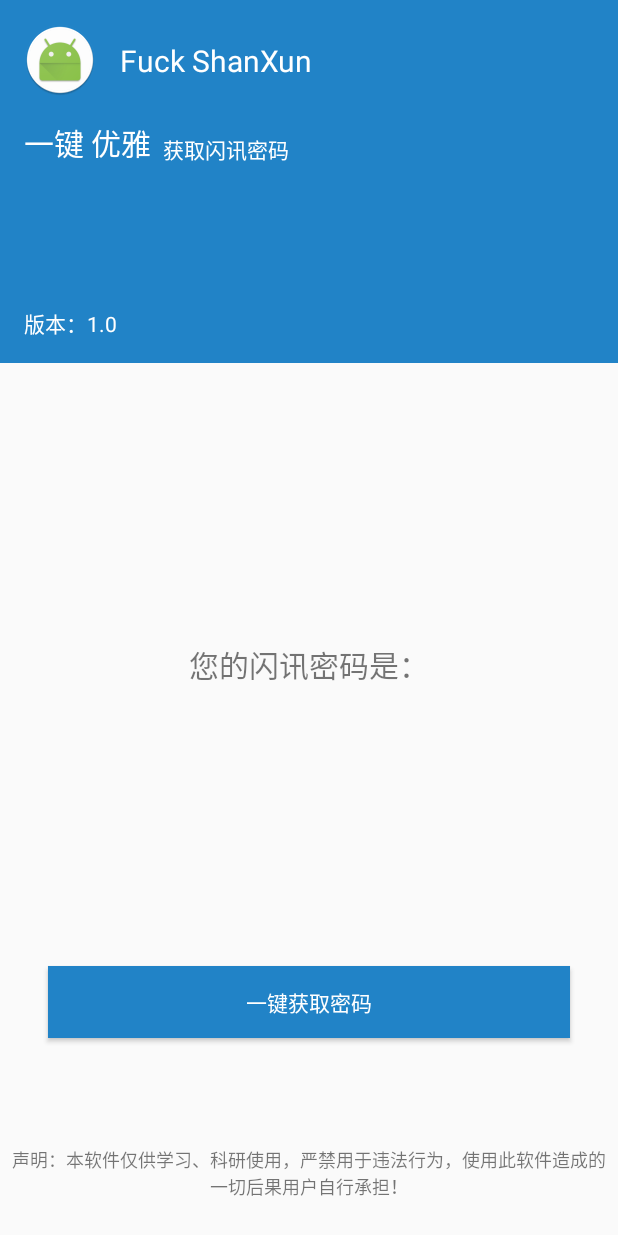
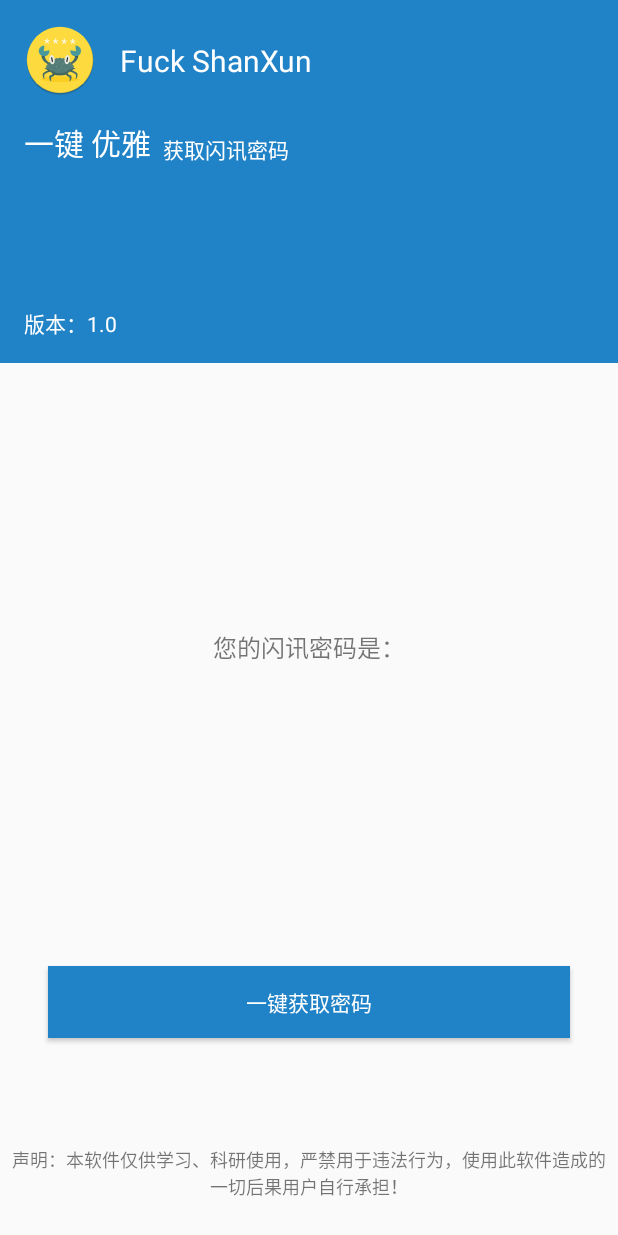
Before and after one commit to FoxNickel/FuckShanXun, an Android app: the screen it shows after launch (MainActivity), on a phone screen of 412 x 824 dp. Run offline under Robolectric (Android 15) with nearby library versions, the phone set to English and light mode, and no system bars; our stand-ins replace CircleImageView.

Commit message:
更换了应用图标，增加了有效时间的显示

```diff
--- a/app/src/main/AndroidManifest.xml
+++ b/app/src/main/AndroidManifest.xml
@@ -9,9 +9,9 @@
 
     <application
         android:allowBackup="true"
-        android:icon="@mipmap/ic_launcher"
+        android:icon="@mipmap/crab"
         android:label="@string/app_name"
-        android:roundIcon="@mipmap/ic_launcher_round"
+        android:roundIcon="@mipmap/crab"
         android:supportsRtl="true"
         android:theme="@style/AppTheme">
         <activity android:name=".MainActivity">
--- a/app/src/main/java/cn/foxnickel/fuckshanxun/MainActivity.java
+++ b/app/src/main/java/cn/foxnickel/fuckshanxun/MainActivity.java
@@ -25,6 +25,7 @@ public class MainActivity extends AppCompatActivity {
 
     private Button mBtGetPass;
     private TextView mTvPass;
+    private TextView mTvTime;
     private static final int REQUEST_PERMISSIONS = 1;
     private final String TAG = getClass().getSimpleName();
     private SmsReceiver mSmsReceiver;
@@ -36,14 +37,16 @@ public class MainActivity extends AppCompatActivity {
 
         mBtGetPass = (Button) findViewById(R.id.bt_get_pass);
         mTvPass = (TextView) findViewById(R.id.tv_pass);
+        mTvTime = (TextView) findViewById(R.id.tv_time);
 
         SharedPreferences sharedPreferences = getSharedPreferences("shared_preferences_pass",MODE_PRIVATE);
         mTvPass.setText(sharedPreferences.getString("pass"," "));
+        mTvTime.setText(sharedPreferences.getString("time"," "));
 
         IntentFilter receiveFilter = new IntentFilter();
         receiveFilter.addAction("android.provider.Telephony.SMS_RECEIVED");
         receiveFilter.setPriority(1000);
-        mSmsReceiver = new SmsReceiver(mTvPass);
+        mSmsReceiver = new SmsReceiver(mTvPass,mTvTime);
         registerReceiver(mSmsReceiver, receiveFilter);
 
         if (Build.VERSION.SDK_INT >= Build.VERSION_CODES.M) {
--- a/app/src/main/java/cn/foxnickel/fuckshanxun/receiver/SmsReceiver.java
+++ b/app/src/main/java/cn/foxnickel/fuckshanxun/receiver/SmsReceiver.java
@@ -14,10 +14,12 @@ import android.widget.Toast;
 public class SmsReceiver extends BroadcastReceiver {
 
     private final String TAG = getClass().getSimpleName();
-    private TextView mTextView;
+    private TextView mTvPass;
+    private TextView mTvTime;
 
-    public SmsReceiver(TextView textView) {
-        mTextView = textView;
+    public SmsReceiver(TextView tvPass, TextView tvTime) {
+        mTvPass = tvPass;
+        mTvTime = tvTime;
     }
 
     @Override
@@ -42,13 +44,18 @@ public class SmsReceiver extends BroadcastReceiver {
             String pass = content.substring(18, 24);
             Log.i(TAG, "onReceive: " + pass);
 
+            String time = content.substring(25,51);
+            Log.i(TAG, "onReceive: time "+time);
+
             /*记录密码*/
             SharedPreferences sharedPreferences = context.getSharedPreferences("shared_preferences_pass", Context.MODE_PRIVATE);
             SharedPreferences.Editor editor = sharedPreferences.edit();
             editor.putString("pass", pass);
+            editor.putString("time",time);
             editor.apply();
 
-            mTextView.setText(content.substring(18, 24));
+            mTvPass.setText(pass);
+            mTvTime.setText(time);
         } else {
             Toast.makeText(context, "短信为空", Toast.LENGTH_SHORT).show();
         }
--- a/app/src/main/res/layout/activity_main.xml
+++ b/app/src/main/res/layout/activity_main.xml
@@ -18,8 +18,9 @@
             android:layout_width="48dp"
             android:layout_height="48dp"
             android:layout_marginLeft="16dp"
+            android:layout_marginStart="16dp"
             android:layout_marginTop="16dp"
-            android:src="@mipmap/ic_launcher_round"
+            android:src="@mipmap/crab"
             app:layout_constraintLeft_toLeftOf="parent"
             app:layout_constraintTop_toTopOf="parent"
             android:id="@+id/circleImageView"/>
@@ -30,8 +31,9 @@
             android:layout_height="wrap_content"
             android:layout_marginBottom="8dp"
             android:layout_marginLeft="16dp"
+            android:layout_marginStart="16dp"
             android:layout_marginTop="8dp"
-            android:text="Fuck ShanXun"
+            android:text="@string/fuck_shanxun"
             android:textColor="@android:color/white"
             android:textSize="20sp"
             app:layout_constraintBottom_toBottomOf="@+id/circleImageView"
@@ -43,8 +45,9 @@
             android:layout_width="wrap_content"
             android:layout_height="wrap_content"
             android:layout_marginLeft="16dp"
+            android:layout_marginStart="16dp"
             android:layout_marginTop="16dp"
-            android:text="一键 优雅"
+            android:text="@string/one_key"
             android:textColor="@android:color/white"
             android:textSize="20sp"
             app:layout_constraintLeft_toLeftOf="parent"
@@ -56,7 +59,8 @@
             android:layout_height="wrap_content"
             android:layout_marginBottom="0dp"
             android:layout_marginLeft="8dp"
-            android:text="获取闪讯密码"
+            android:layout_marginStart="8dp"
+            android:text="@string/get_pass"
             android:textColor="@android:color/white"
             android:textSize="14sp"
             app:layout_constraintBottom_toBottomOf="@+id/tv_one_key"
@@ -68,7 +72,8 @@
             android:layout_height="wrap_content"
             android:layout_marginBottom="16dp"
             android:layout_marginLeft="16dp"
-            android:text="版本：1.0"
+            android:layout_marginStart="16dp"
+            android:text="@string/version"
             android:textColor="@android:color/white"
             app:layout_constraintBottom_toBottomOf="parent"
             app:layout_constraintLeft_toLeftOf="parent"/>
@@ -79,6 +84,17 @@
         android:layout_width="match_parent"
         android:layout_height="0dp"
         android:layout_weight="2.4">
+
+        <TextView
+            android:id="@+id/tv_time"
+            android:layout_width="wrap_content"
+            android:layout_height="wrap_content"
+            android:layout_marginLeft="8dp"
+            android:layout_marginRight="8dp"
+            android:layout_marginTop="8dp"
+            app:layout_constraintLeft_toLeftOf="parent"
+            app:layout_constraintRight_toRightOf="parent"
+            app:layout_constraintTop_toBottomOf="@+id/tv_pass"/>
 
         <TextView
             android:id="@+id/tv_pass"
@@ -101,7 +117,7 @@
             android:layout_marginBottom="24dp"
             android:layout_marginLeft="8dp"
             android:layout_marginRight="8dp"
-            android:text="声明：本软件仅供学习、科研使用，严禁用于违法行为，使用此软件造成的一切后果用户自行承担！"
+            android:text="@string/declare"
             android:textAlignment="center"
             android:textSize="12sp"
             app:layout_constraintBottom_toBottomOf="parent"
@@ -117,7 +133,7 @@
             android:layout_marginLeft="32dp"
             android:layout_marginRight="32dp"
             android:background="@color/colorPrimary"
-            android:text="一键获取密码"
+            android:text="@string/one_key_get_pass"
             android:textColor="@android:color/white"
             app:layout_constraintBottom_toTopOf="@+id/tv_caution"
             app:layout_constraintHorizontal_bias="0.0"
@@ -130,13 +146,13 @@
             android:layout_height="wrap_content"
             android:layout_marginLeft="8dp"
             android:layout_marginRight="8dp"
-            android:text="您的闪讯密码是："
-            android:textSize="20sp"
+            android:text="@string/pass"
+            android:textSize="16sp"
             app:layout_constraintLeft_toLeftOf="parent"
             app:layout_constraintRight_toRightOf="parent"
             app:layout_constraintTop_toTopOf="parent"
             android:layout_marginTop="8dp"
-            android:layout_marginBottom="8dp"
+            android:layout_marginBottom="32dp"
             app:layout_constraintBottom_toTopOf="@+id/bt_get_pass"/>
 
     </android.support.constraint.ConstraintLayout>
--- a/app/src/main/res/values/strings.xml
+++ b/app/src/main/res/values/strings.xml
@@ -1,3 +1,10 @@
 <resources>
     <string name="app_name">FuckShanXun</string>
+    <string name="fuck_shanxun">Fuck ShanXun</string>
+    <string name="one_key">一键 优雅</string>
+    <string name="get_pass">获取闪讯密码</string>
+    <string name="version">版本：1.0</string>
+    <string name="declare">声明：本软件仅供学习、科研使用，严禁用于违法行为，使用此软件造成的一切后果用户自行承担！</string>
+    <string name="one_key_get_pass">一键获取密码</string>
+    <string name="pass">您的闪讯密码是：</string>
 </resources>
```
Also changed, not shown: app/src/main/res/mipmap-hdpi/crab.png (added), app/src/main/res/mipmap-hdpi/ic_launcher.png (deleted), app/src/main/res/mipmap-hdpi/ic_launcher_round.png (deleted), app/src/main/res/mipmap-mdpi/crab.png (added), app/src/main/res/mipmap-mdpi/ic_launcher.png (deleted), app/src/main/res/mipmap-mdpi/ic_launcher_round.png (deleted), app/src/main/res/mipmap-xhdpi/crab.png (added), app/src/main/res/mipmap-xhdpi/ic_launcher.png (deleted), app/src/main/res/mipmap-xhdpi/ic_launcher_round.png (deleted), app/src/main/res/mipmap-xxhdpi/crab.png (added), app/src/main/res/mipmap-xxhdpi/ic_launcher.png (deleted), app/src/main/res/mipmap-xxhdpi/ic_launcher_round.png (deleted), app/src/main/res/mipmap-xxxhdpi/crab.png (added), app/src/main/res/mipmap-xxxhdpi/ic_launcher.png (deleted), 1 more files.
